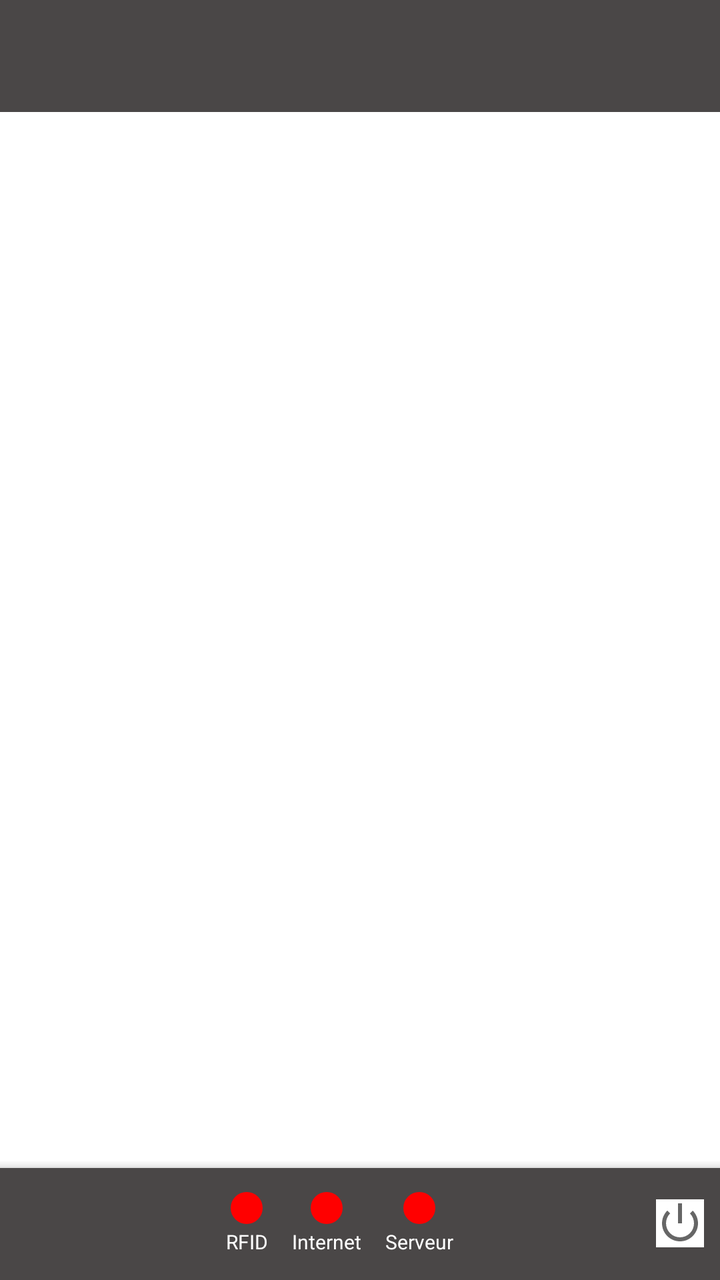
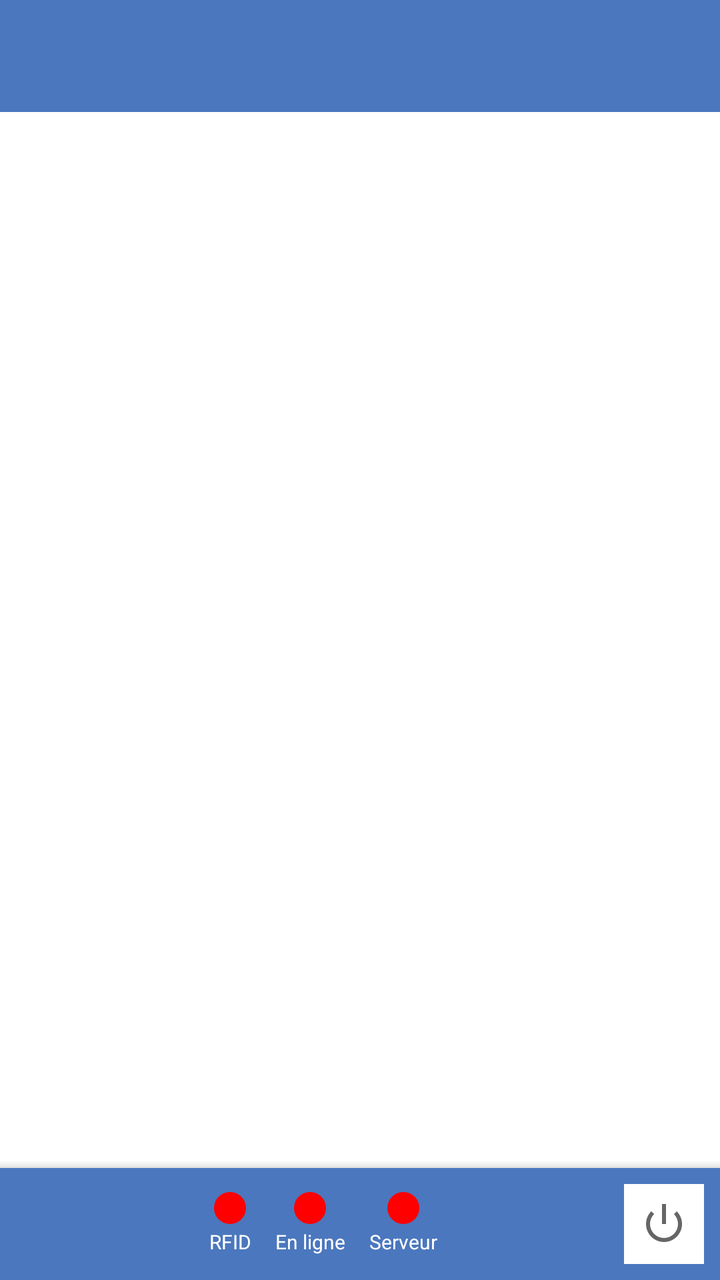

Screens rendered from an Android XML layout before and after an edit, with the pre-edit source and the edit as a unified diff.
<!-- AndroidManifest.xml: application theme AppNewTheme -->
<!-- res/layout/activity_main.xml -->
<androidx.drawerlayout.widget.DrawerLayout xmlns:android="http://schemas.android.com/apk/res/android"
    xmlns:tools="http://schemas.android.com/tools"
    xmlns:app="http://schemas.android.com/apk/res-auto"
    android:id="@+id/drawer_layout"
    android:layout_width="match_parent"
    android:layout_height="match_parent"
    android:fitsSystemWindows="true">

    <RelativeLayout
        android:layout_width="match_parent"
        android:layout_height="match_parent">

        <androidx.appcompat.widget.Toolbar
            android:id="@+id/toolbar"
            android:layout_width="match_parent"
            android:layout_height="?attr/actionBarSize"
            android:layout_alignParentTop="true"
            android:background="@color/colorBlueDark"
            app:subtitleTextColor="@color/white"
            app:titleTextColor="@color/white"/>

        <FrameLayout
            android:id="@+id/content_frame"
            android:background="@android:color/white"
            android:layout_width="match_parent"
            android:layout_height="match_parent"
            android:layout_above="@id/bottom_app_bar"
            android:layout_below="@+id/toolbar"/>

        <com.google.android.material.bottomappbar.BottomAppBar
            android:id="@+id/bottom_app_bar"
            android:layout_width="match_parent"
            android:layout_height="wrap_content"
            android:layout_alignParentBottom="true"
            android:backgroundTint="@color/colorBlueDark"
            android:background="?attr/colorPrimary"
            app:fabAlignmentMode="end"
            app:fabCradleMargin="8dp"
            app:fabCradleRoundedCornerRadius="8dp"
            app:fabCradleVerticalOffset="8dp"
            tools:ignore="BottomAppBar">

            <LinearLayout
                android:layout_width="match_parent"
                android:layout_height="wrap_content"
                android:orientation="horizontal"
                android:gravity="center_vertical"
                android:padding="8dp">

                <LinearLayout
                    android:layout_width="0dp"
                    android:layout_height="wrap_content"
                    android:layout_weight="1"
                    android:orientation="horizontal"
                    android:gravity="center"
                    android:layout_marginHorizontal="8dp">

                    <LinearLayout
                        android:layout_width="wrap_content"
                        android:layout_height="wrap_content"
                        android:orientation="vertical"
                        android:gravity="center_horizontal"
                        android:layout_marginEnd="12dp">

                        <ImageView
                            android:id="@+id/led_rfid"
                            android:layout_width="16dp"
                            android:layout_height="16dp"
                            android:src="@drawable/led_red"
                            android:contentDescription="@string/rfid_status" />

                        <TextView
                            android:layout_width="wrap_content"
                            android:layout_height="wrap_content"
                            android:text="@string/rfid_label"
                            android:textColor="@android:color/white"
                            android:textSize="10sp"
                            android:layout_marginTop="2dp"/>
                    </LinearLayout>

                    <LinearLayout
                        android:layout_width="wrap_content"
                        android:layout_height="wrap_content"
                        android:orientation="vertical"
                        android:gravity="center_horizontal"
                        android:layout_marginEnd="12dp">

                        <ImageView
                            android:id="@+id/led_internet"
                            android:layout_width="16dp"
                            android:layout_height="16dp"
                            android:src="@drawable/led_red"
                            android:contentDescription="@string/internet_status" />

                        <TextView
                            android:layout_width="wrap_content"
                            android:layout_height="wrap_content"
                            android:text="@string/internet_label"
                            android:textColor="@android:color/white"
                            android:textSize="10sp"
                            android:layout_marginTop="2dp"/>
                    </LinearLayout>

                    <LinearLayout
                        android:layout_width="wrap_content"
                        android:layout_height="wrap_content"
                        android:orientation="vertical"
                        android:gravity="center_horizontal"
                        android:layout_marginEnd="12dp">

                        <ImageView
                            android:id="@+id/led_server"
                            android:layout_width="16dp"
                            android:layout_height="16dp"
                            android:src="@drawable/led_red"
                            android:contentDescription="@string/server_status" />

                        <TextView
                            android:layout_width="wrap_content"
                            android:layout_height="wrap_content"
                            android:text="@string/server_label"
                            android:textColor="@android:color/white"
                            android:textSize="10sp"
                            android:layout_marginTop="2dp"/>
                    </LinearLayout>
                </LinearLayout>

                <ImageView
                    android:id="@+id/btn_logout"
                    android:layout_width="wrap_content"
                    android:layout_height="wrap_content"
                    android:src="@android:drawable/ic_lock_power_off"
                    android:background="@color/white"
                    android:contentDescription="@string/logout" />

            </LinearLayout>
        </com.google.android.material.bottomappbar.BottomAppBar>

    </RelativeLayout>

    <ListView
        android:id="@+id/left_drawer"
        android:layout_width="match_parent"
        android:layout_height="match_parent"
        android:layout_gravity="start"
        android:choiceMode="singleChoice"
        android:divider="@android:color/darker_gray"
        android:dividerHeight="0.05dp"
        android:background="#111" />

    <ScrollView
        android:layout_width="match_parent"
        android:layout_height="match_parent"
        android:layout_gravity="end"
        android:background="@android:color/white">

        <TextView
            android:id="@+id/log_view"
            android:layout_width="wrap_content"
            android:layout_height="wrap_content"
            android:padding="10dp"
            android:textSize="18px" />
    </ScrollView>

</androidx.drawerlayout.widget.DrawerLayout>
<!-- resources referenced by this layout -->
<resources>
  <color name="colorBlueDark">#4a4747</color>
  <color name="white">#FFFFFFFF</color>
  <!-- drawable led_red (drawable) -->
  <?xml version="1.0" encoding="utf-8"?>
  <shape xmlns:android="http://schemas.android.com/apk/res/android"
      android:shape="oval">
      <solid android:color="#FF0000" />
      <size android:width="16dp" android:height="16dp" />
  </shape>
  <string name="internet_label">Internet</string>
  <string name="internet_status">Internet connection status</string>
  <string name="logout">Logout</string>
  <string name="rfid_label">RFID</string>
  <string name="rfid_status">RFID connection status</string>
  <string name="server_label">Serveur</string>
  <string name="server_status">Server connection status</string>
  <style name="AppNewTheme" parent="Theme.MaterialComponents.Light.NoActionBar">
          <item name="colorPrimary">@color/colorPrimary</item>
          <item name="colorPrimaryDark">@color/colorPrimaryDark</item>
          <item name="colorAccent">@color/colorPrimary</item>
          <item name="android:textAllCaps">false</item>
          <item name="windowActionBar">false</item>
          <item name="windowNoTitle">true</item>
          <item name="actionButtonStyle">@style/ActionButtonStyle</item>
          <item name="actionBarTabTextStyle">@style/ActionTabTextStyle</item>
      </style>
  <color name="colorPrimary">#00529c</color>
  <color name="colorPrimaryDark">#3F51B5</color>
  <style name="ActionButtonStyle">
          <item name="android:minWidth">0dp</item>
          <item name="android:paddingLeft">0dp</item>
          <item name="android:paddingRight">5dp</item>
      </style>
  <style name="ActionTabTextStyle">
          <item name="android:textAllCaps">false</item>
      </style>
</resources>

<!-- the commit's change to res/layout/activity_main.xml (unified diff, before → after) -->
@@ -15,7 +15,7 @@
             android:layout_width="match_parent"
             android:layout_height="?attr/actionBarSize"
             android:layout_alignParentTop="true"
-            android:background="@color/colorBlueDark"
+            android:background="@color/colorBlueDark2"
             app:subtitleTextColor="@color/white"
             app:titleTextColor="@color/white"/>
 
@@ -32,7 +32,7 @@
             android:layout_width="match_parent"
             android:layout_height="wrap_content"
             android:layout_alignParentBottom="true"
-            android:backgroundTint="@color/colorBlueDark"
+            android:backgroundTint="@color/colorBlueDark2"
             android:background="?attr/colorPrimary"
             app:fabAlignmentMode="end"
             app:fabCradleMargin="8dp"
@@ -54,21 +54,19 @@
                     android:orientation="horizontal"
                     android:gravity="center"
                     android:layout_marginHorizontal="8dp">
-
+                    
                     <LinearLayout
                         android:layout_width="wrap_content"
                         android:layout_height="wrap_content"
                         android:orientation="vertical"
                         android:gravity="center_horizontal"
                         android:layout_marginEnd="12dp">
-
                         <ImageView
                             android:id="@+id/led_rfid"
                             android:layout_width="16dp"
                             android:layout_height="16dp"
                             android:src="@drawable/led_red"
                             android:contentDescription="@string/rfid_status" />
-
                         <TextView
                             android:layout_width="wrap_content"
                             android:layout_height="wrap_content"
@@ -84,14 +82,12 @@
                         android:orientation="vertical"
                         android:gravity="center_horizontal"
                         android:layout_marginEnd="12dp">
-
                         <ImageView
                             android:id="@+id/led_internet"
                             android:layout_width="16dp"
                             android:layout_height="16dp"
                             android:src="@drawable/led_red"
                             android:contentDescription="@string/internet_status" />
-
                         <TextView
                             android:layout_width="wrap_content"
                             android:layout_height="wrap_content"
@@ -107,14 +103,12 @@
                         android:orientation="vertical"
                         android:gravity="center_horizontal"
                         android:layout_marginEnd="12dp">
-
                         <ImageView
                             android:id="@+id/led_server"
                             android:layout_width="16dp"
                             android:layout_height="16dp"
                             android:src="@drawable/led_red"
                             android:contentDescription="@string/server_status" />
-
                         <TextView
                             android:layout_width="wrap_content"
                             android:layout_height="wrap_content"
@@ -125,12 +119,24 @@
                     </LinearLayout>
                 </LinearLayout>
 
+                
+                <TextView
+                    android:id="@+id/tv_user_name"
+                    android:layout_width="wrap_content"
+                    android:layout_height="wrap_content"
+                    android:textColor="@android:color/white"
+                    android:textSize="14sp"
+                    android:textStyle="bold"
+                    android:paddingEnd="12dp"
+                    android:visibility="gone" />
+
                 <ImageView
                     android:id="@+id/btn_logout"
                     android:layout_width="wrap_content"
                     android:layout_height="wrap_content"
                     android:src="@android:drawable/ic_lock_power_off"
                     android:background="@color/white"
+                    android:padding="8dp"
                     android:contentDescription="@string/logout" />
 
             </LinearLayout>
<!-- resource entries referenced after the edit -->
@@ -1,6 +1,6 @@
 <!-- resources referenced by this layout -->
 <resources>
-  <color name="colorBlueDark">#4a4747</color>
+  <color name="colorBlueDark2">#4b77be</color>
   <color name="white">#FFFFFFFF</color>
   <!-- drawable led_red (drawable) -->
   <?xml version="1.0" encoding="utf-8"?>
@@ -9,13 +9,13 @@
       <solid android:color="#FF0000" />
       <size android:width="16dp" android:height="16dp" />
   </shape>
-  <string name="internet_label">Internet</string>
-  <string name="internet_status">Internet connection status</string>
-  <string name="logout">Logout</string>
+  <string name="internet_label">En ligne</string>
+  <string name="internet_status">État de la connexion Internet</string>
+  <string name="logout">Déconnexion</string>
   <string name="rfid_label">RFID</string>
-  <string name="rfid_status">RFID connection status</string>
+  <string name="rfid_status">État de la connexion RFID</string>
   <string name="server_label">Serveur</string>
-  <string name="server_status">Server connection status</string>
+  <string name="server_status">État de la connexion au serveur</string>
   <style name="AppNewTheme" parent="Theme.MaterialComponents.Light.NoActionBar">
           <item name="colorPrimary">@color/colorPrimary</item>
           <item name="colorPrimaryDark">@color/colorPrimaryDark</item>
